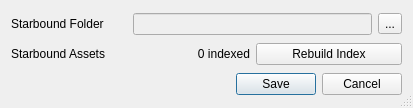
Old version of the form starcheat/templates/Options.ui in the repository wizzomafizzo/starcheat.
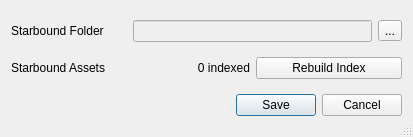
New version of the form.

What changed in the file:
```diff
--- a/starcheat/templates/Options.ui
+++ b/starcheat/templates/Options.ui
@@ -7,7 +7,7 @@
     <x>0</x>
     <y>0</y>
     <width>413</width>
-    <height>108</height>
+    <height>137</height>
    </rect>
   </property>
   <property name="windowTitle">
```
Left out of the diff: 6 changed lines with no effect on the pictures.
